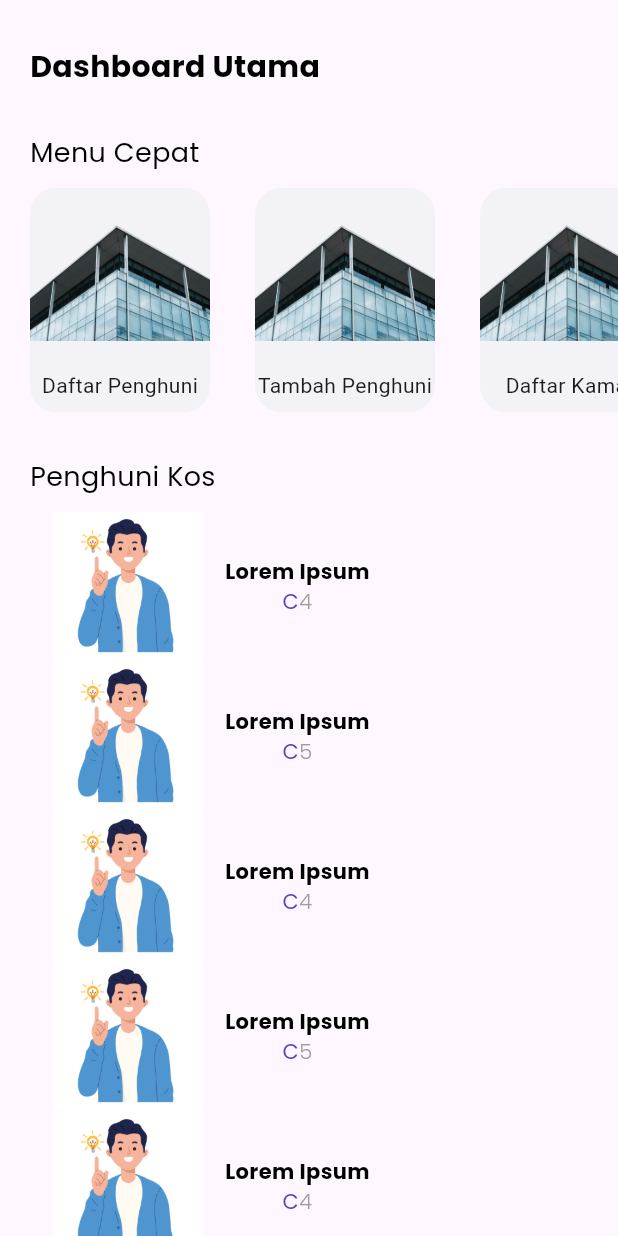
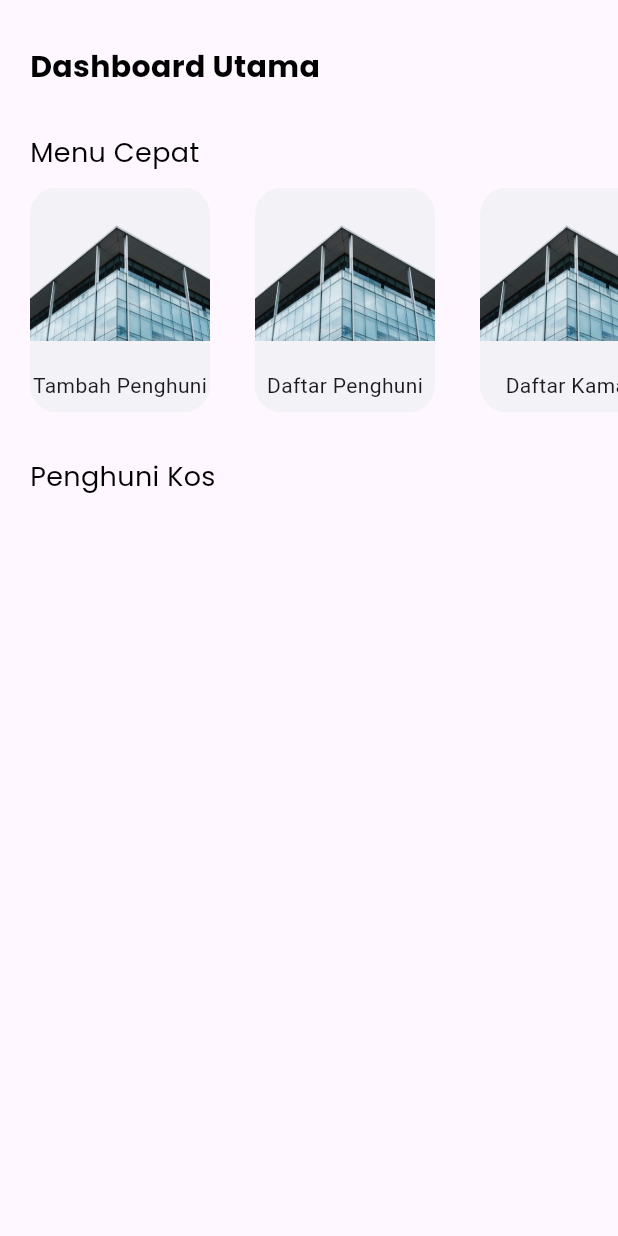
Before and after one commit to alvianfazlur/houseapp, a Flutter app: the HomeScreen screen opened by its route, after a tap on "Daftar Kamar", on a phone screen of 412 x 824 dp. Run offline on Flutter 3.47's test engine with Material 3 defaults, Android fonts, the phone set to English and light mode, and no system bars; our stand-ins replace get, google_fonts.

Commit message:
Create Data Non Ui

```diff
--- a/lib/data/user_data.dart
+++ b/lib/data/user_data.dart
@@ -1,19 +1,8 @@
 class UserData {
-  int id;
+  int? id;
   String name;
   String number;
   String type;
 
-  UserData({required this.id, required this.name, required  this.number, required this.type});
-
-  static final List<UserData> userList = [
-    UserData(id: 1, name: "Lorem Ipsum", type: "C", number: '4'),
-    UserData(id: 2, name: "Lorem Ipsum", type: "C", number: '5'),
-    UserData(id: 1, name: "Lorem Ipsum", type: "C", number: '4'),
-    UserData(id: 2, name: "Lorem Ipsum", type: "C", number: '5'),
-    UserData(id: 1, name: "Lorem Ipsum", type: "C", number: '4'),
-    UserData(id: 2, name: "Lorem Ipsum", type: "C", number: '5'),
-    UserData(id: 1, name: "Lorem Ipsum", type: "C", number: '4'),
-    UserData(id: 2, name: "Lorem Ipsum", type: "C", number: '5'),
-  ];
+  UserData({this.id, required this.name, required  this.number, required this.type});
 }
--- a/lib/home/favorite_card.dart
+++ b/lib/home/favorite_card.dart
@@ -15,6 +15,34 @@ class FavoriteCard extends StatelessWidget {
           child: InkWell(
             onTap: () {
               Get.toNamed(UserScreen.routeName);
+            },
+            child: Container(
+              height: 150,
+              width: 120,
+              color: CupertinoColors.systemGrey6,
+              child: Column(
+                children: [
+                  Image.asset(
+                    "assets/images/gedung.png",
+                    width: 120,
+                    height: 102,
+                    fit: BoxFit.cover,
+                  ),
+                  const SizedBox(
+                    height: 20,
+                  ),
+                  Text("Tambah Penghuni"),
+                ],
+              ),
+            ),
+          ),
+        ),
+        SizedBox(width: 30),
+        ClipRRect(
+          borderRadius: BorderRadius.circular(18),
+          child: InkWell(
+            onTap: () {
+
             },
             child: Container(
               height: 150,
@@ -59,34 +87,6 @@ class FavoriteCard extends StatelessWidget {
                   const SizedBox(
                     height: 20,
                   ),
-                  Text("Tambah Penghuni"),
-                ],
-              ),
-            ),
-          ),
-        ),
-        SizedBox(width: 30),
-        ClipRRect(
-          borderRadius: BorderRadius.circular(18),
-          child: InkWell(
-            onTap: () {
-
-            },
-            child: Container(
-              height: 150,
-              width: 120,
-              color: CupertinoColors.systemGrey6,
-              child: Column(
-                children: [
-                  Image.asset(
-                    "assets/images/gedung.png",
-                    width: 120,
-                    height: 102,
-                    fit: BoxFit.cover,
-                  ),
-                  const SizedBox(
-                    height: 20,
-                  ),
                   Text("Daftar Kamar"),
                 ],
               ),
--- a/lib/home/home_screen_controller.dart
+++ b/lib/home/home_screen_controller.dart
@@ -1,14 +1,42 @@
+import 'package:flutter/material.dart';
 import 'package:get/get.dart';
 import 'package:get/get_state_manager/src/simple/get_controllers.dart';
+import 'package:houseapp/home/home_screen.dart';
 import '../data/user_data.dart';
 
 class HomeScreenController extends GetxController{
 
+  final List<UserData> userList = [];
   List<UserData> displayUser = [];
+  TextEditingController nameController = TextEditingController();
+  TextEditingController numberController = TextEditingController();
+  TextEditingController typeController = TextEditingController();
 
   @override
   void onInit() {
-    displayUser = UserData.userList;
+    displayUser = userList;
     super.onInit();
   }
+  void addUser() {
+    String name = nameController.text;
+    String number = numberController.text;
+    String type = typeController.text;
+
+    UserData newUser = UserData(name: name, number: number, type: type);
+    userList.add(newUser);
+
+    Get.snackbar(
+      'User Added',
+      'User has been added successfully!',
+      backgroundColor: Colors.blue,
+      colorText: Colors.white,
+      snackPosition: SnackPosition.BOTTOM,
+      duration: const Duration(seconds: 3),
+    );
+
+    nameController.clear();
+    numberController.clear();
+    typeController.clear();
+    Get.toNamed(HomeScreen.routeName);
+  }
 }
```
Also changed, not shown: lib/detail/user.dart (+41 -2 lines).
